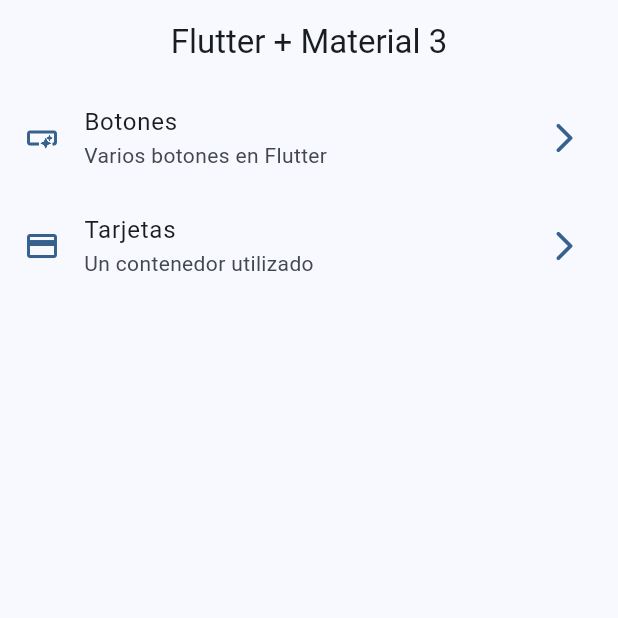
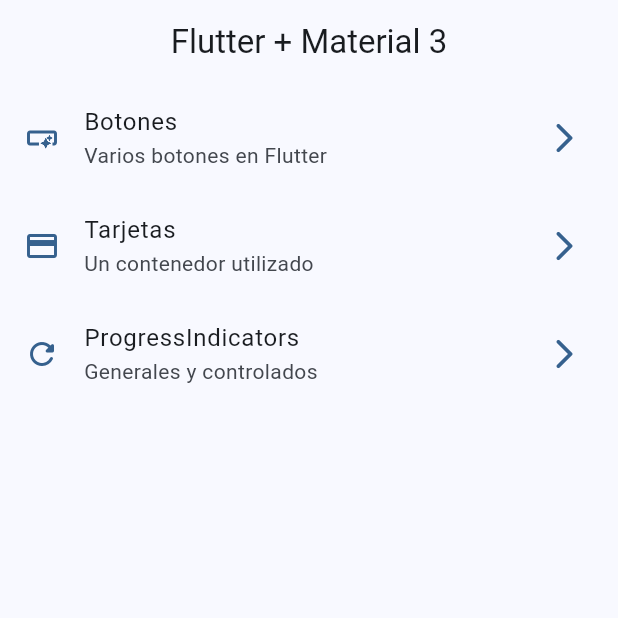
Before and after one commit to fordiego44/widget_app, a Flutter app: the screen it shows after launch, on a phone screen of 412 x 824 dp, the top half of it. Run offline on Flutter 3.47's test engine with Material 2 defaults, Android fonts, the phone set to English and light mode, and no system bars; our stand-ins replace go_router.

Commit message:
progress indicators terminado

```diff
--- a/lib/config/router/app_router.dart
+++ b/lib/config/router/app_router.dart
@@ -20,5 +20,10 @@ final appRouter = GoRouter(
       name: CardsScreen.name,
       builder: (context, state) => const CardsScreen(),
     ),
+    GoRoute(
+      path: '/progress',
+      name: ProgressScren.name,
+      builder: (context, state) => const ProgressScren(),
+    ),
   ],
 );
--- a/lib/menu/menu_items.dart
+++ b/lib/menu/menu_items.dart
@@ -27,4 +27,10 @@ const List<MenuItem> appMenuitems = [
     link: '/cards',
     icon: Icons.credit_card
   ),
+  MenuItem(
+    title: 'ProgressIndicators',
+    subTitle: 'Generales y controlados',
+    link: '/progress',
+    icon: Icons.refresh_rounded
+  )
 ];
```
Also changed, not shown: lib/presentation/screens/progress/progress_screen.dart (+66 -3 lines).
